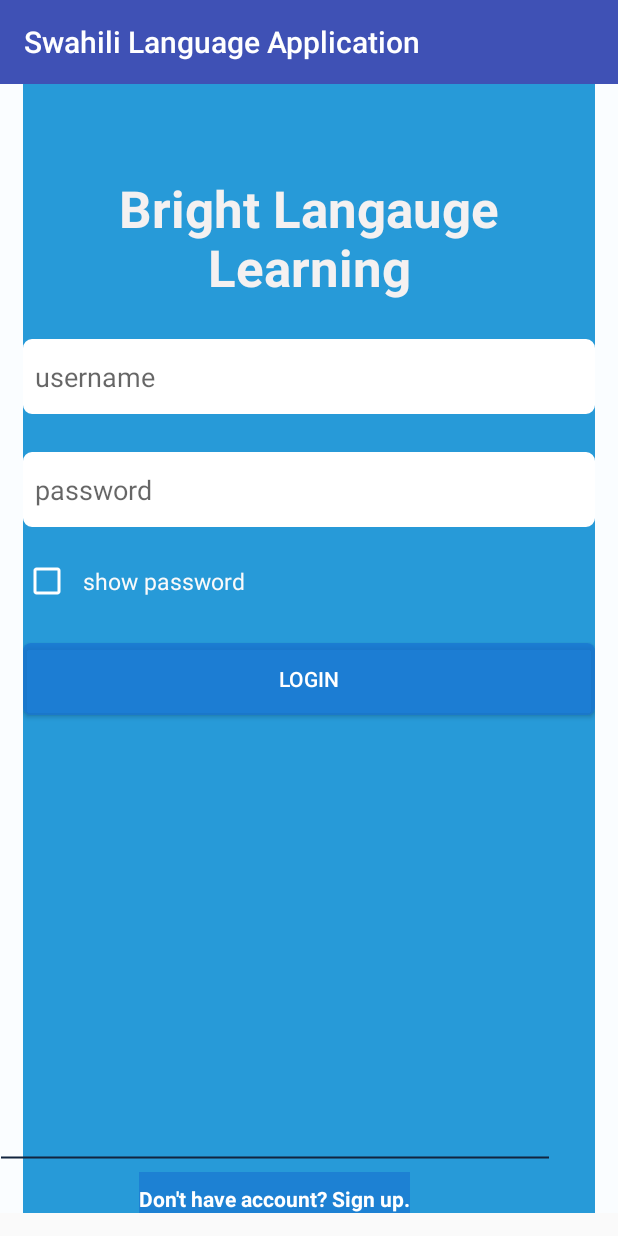
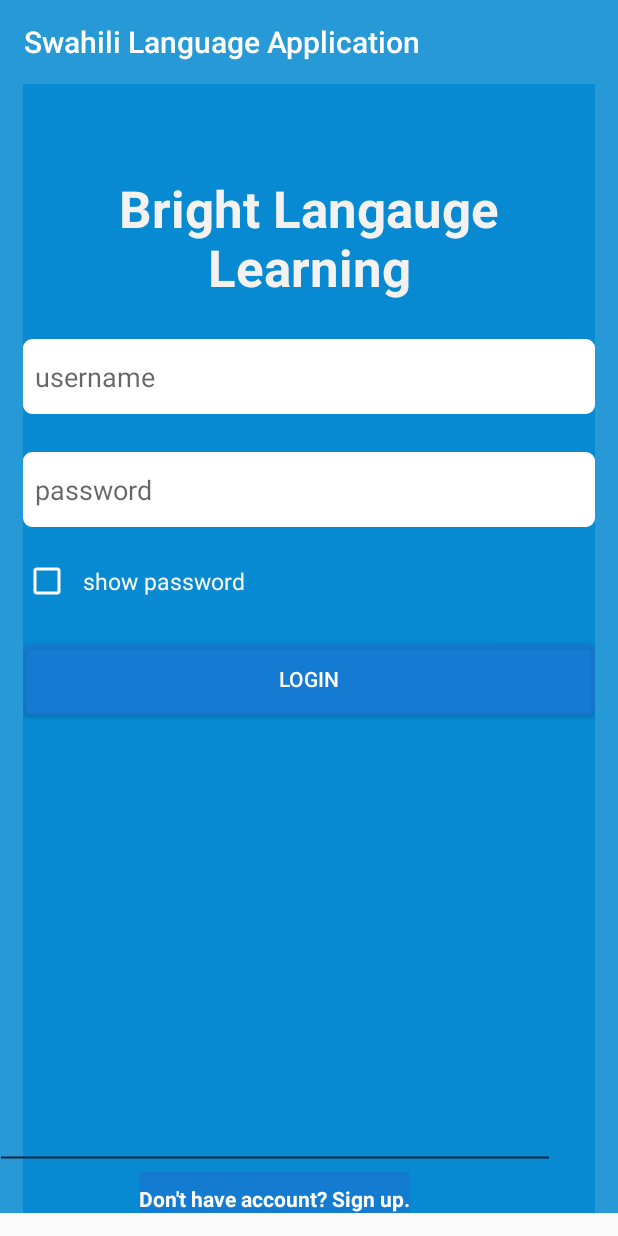
Before and after one commit to GitHubStoodent/SwahiliLanguageApp, an Android app: the screen it shows after launch (LoginActivity), on a phone screen of 412 x 824 dp. Run offline under Robolectric (Android 15) with nearby library versions, the phone set to English and light mode, and no system bars.

```diff
--- a/app/src/main/res/layout/activity_login.xml
+++ b/app/src/main/res/layout/activity_login.xml
@@ -6,7 +6,7 @@
     android:layout_height="wrap_content"
     android:layout_marginBottom="15dp"
     android:background="#1976D2"
-    android:backgroundTint="#FAFDFF"
+    android:backgroundTint="#D80288D1"
     android:orientation="vertical"
     tools:context="com.example.languageapp.RegisterActivity">
 
--- a/app/src/main/res/values/colors.xml
+++ b/app/src/main/res/values/colors.xml
@@ -1,7 +1,7 @@
 <?xml version="1.0" encoding="utf-8"?>
 <resources>
     <!-- Primary color of the app (shown in the app bar) -->
-    <color name="primary_color">#3F51B5</color>
+    <color name="primary_color">#D80288D1</color>
 
     <!-- Primary dark color of the app (shown in the status bar) -->
     <color name="primary_dark_color">#122f50</color>
```
